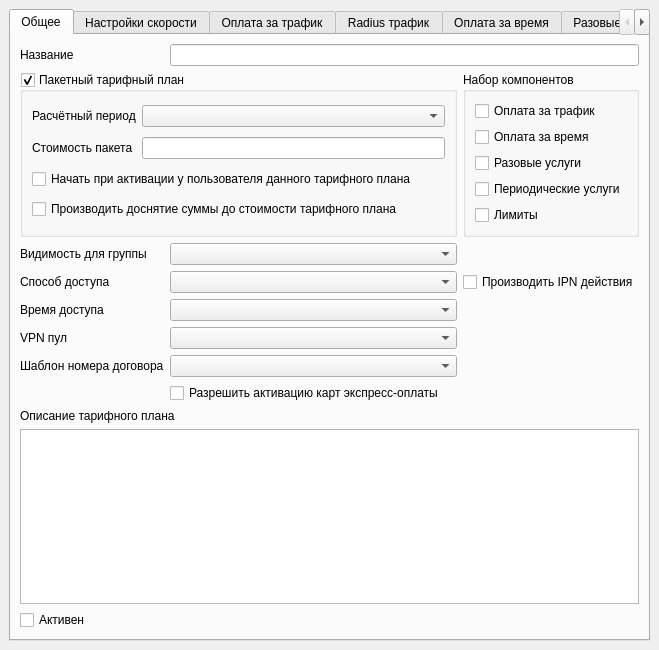
The window that mdi/forms/new_tp_edit.ui (brat002/ExpertBilling) describes before a commit, drawn with Qt 5.
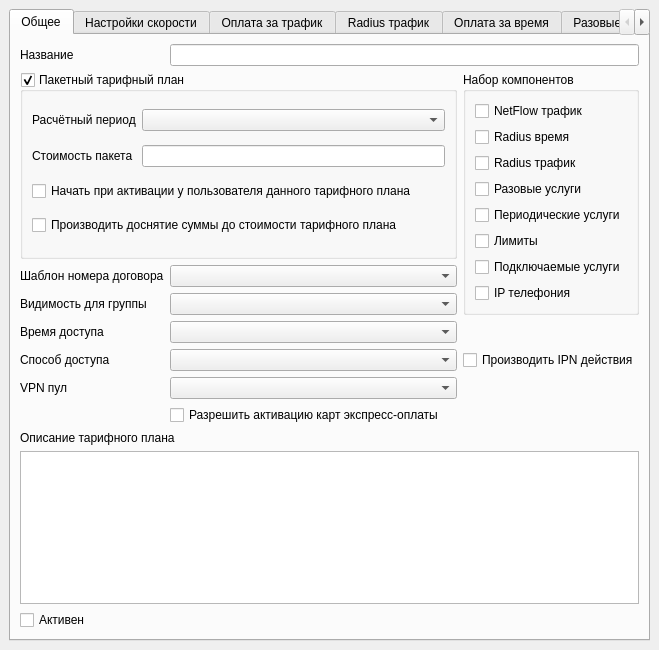
The same window after the commit.

The edit to the form file:
```diff
--- a/mdi/forms/new_tp_edit.ui
+++ b/mdi/forms/new_tp_edit.ui
@@ -17,6 +17,12 @@
    <layout class="QGridLayout" name="gridLayout_2">
     <item row="0" column="0">
      <widget class="QTabWidget" name="tabWidget">
+      <property name="minimumSize">
+       <size>
+        <width>21</width>
+        <height>0</height>
+       </size>
+      </property>
       <property name="layoutDirection">
        <enum>Qt::LeftToRight</enum>
       </property>
@@ -102,7 +108,7 @@
           </layout>
          </widget>
         </item>
-        <item row="1" column="3">
+        <item row="1" column="3" rowspan="3">
          <widget class="QGroupBox" name="components_groupBox">
           <property name="title">
            <string>Набор компонентов</string>
@@ -113,14 +119,21 @@
              <item>
               <widget class="QCheckBox" name="transmit_service_checkbox">
                <property name="text">
-                <string>Оплата за трафик</string>
+                <string>NetFlow трафик</string>
                </property>
               </widget>
              </item>
              <item>
               <widget class="QCheckBox" name="time_access_service_checkbox">
                <property name="text">
-                <string>Оплата за время</string>
+                <string>Radius время</string>
+               </property>
+              </widget>
+             </item>
+             <item>
+              <widget class="QCheckBox" name="time_access_service_checkbox_2">
+               <property name="text">
+                <string>Radius трафик</string>
                </property>
               </widget>
              </item>
@@ -145,32 +158,26 @@
                </property>
               </widget>
              </item>
+             <item>
+              <widget class="QCheckBox" name="checkBox_3">
+               <property name="text">
+                <string>Подключаемые услуги</string>
+               </property>
+              </widget>
+             </item>
+             <item>
+              <widget class="QCheckBox" name="checkBox_4">
+               <property name="text">
+                <string>IP телефония</string>
+               </property>
+              </widget>
+             </item>
             </layout>
            </item>
           </layout>
          </widget>
         </item>
-        <item row="4" column="0">
-         <widget class="QLabel" name="access_type_label">
-          <property name="text">
-           <string>Способ доступа</string>
-          </property>
-         </widget>
-        </item>
-        <item row="4" column="1" colspan="2">
-         <widget class="QComboBox" name="access_type_edit"/>
-        </item>
-        <item row="5" column="0">
-         <widget class="QLabel" name="access_time_label">
-          <property name="text">
-           <string>Время доступа</string>
-          </property>
-         </widget>
-        </item>
-        <item row="5" column="1" colspan="2">
-         <widget class="QComboBox" name="access_time_edit"/>
-        </item>
-        <item row="9" column="0" colspan="3">
+        <item row="10" column="0" colspan="3">
          <widget class="QLabel" name="tarif_description_label">
           <property name="text">
            <string>Описание тарифного плана</string>
@@ -180,62 +187,82 @@
           </property>
          </widget>
         </item>
-        <item row="10" column="0" colspan="4">
+        <item row="11" column="0" colspan="4">
          <widget class="QTextEdit" name="tarif_description_edit">
           <property name="textInteractionFlags">
            <set>Qt::LinksAccessibleByKeyboard|Qt::LinksAccessibleByMouse|Qt::TextBrowserInteraction|Qt::TextEditable|Qt::TextEditorInteraction|Qt::TextSelectableByKeyboard|Qt::TextSelectableByMouse</set>
           </property>
          </widget>
         </item>
-        <item row="11" column="0" colspan="2">
+        <item row="12" column="0" colspan="2">
          <widget class="QCheckBox" name="tarif_status_edit">
           <property name="text">
            <string>Активен</string>
           </property>
          </widget>
         </item>
-        <item row="3" column="1" colspan="2">
-         <widget class="QComboBox" name="access_type_edit_2"/>
+        <item row="5" column="1" colspan="2">
+         <widget class="QComboBox" name="access_type_edit"/>
         </item>
-        <item row="3" column="0">
-         <widget class="QLabel" name="access_type_label_2">
+        <item row="7" column="0">
+         <widget class="QLabel" name="label">
           <property name="text">
-           <string>Видимость для группы</string>
+           <string>VPN пул</string>
           </property>
          </widget>
         </item>
-        <item row="4" column="3">
-         <widget class="QCheckBox" name="checkBox">
+        <item row="5" column="0">
+         <widget class="QLabel" name="access_type_label">
           <property name="text">
-           <string>Производить IPN действия</string>
+           <string>Способ доступа</string>
           </property>
          </widget>
         </item>
-        <item row="8" column="1" colspan="2">
+        <item row="9" column="1" colspan="2">
          <widget class="QCheckBox" name="checkBox_2">
           <property name="text">
            <string>Разрешить активацию карт экспресс-оплаты</string>
           </property>
          </widget>
         </item>
-        <item row="6" column="1" colspan="2">
+        <item row="7" column="1" colspan="2">
          <widget class="QComboBox" name="comboBox"/>
         </item>
-        <item row="6" column="0">
-         <widget class="QLabel" name="label">
+        <item row="5" column="3">
+         <widget class="QCheckBox" name="checkBox">
           <property name="text">
-           <string>VPN пул</string>
+           <string>Производить IPN действия</string>
           </property>
          </widget>
         </item>
-        <item row="7" column="0">
+        <item row="3" column="0">
+         <widget class="QLabel" name="access_type_label_2">
+          <property name="text">
+           <string>Видимость для группы</string>
+          </property>
+         </widget>
+        </item>
+        <item row="3" column="1" colspan="2">
+         <widget class="QComboBox" name="access_type_edit_2"/>
+        </item>
+        <item row="4" column="0">
+         <widget class="QLabel" name="access_time_label">
+          <property name="text">
+           <string>Время доступа</string>
+          </property>
+         </widget>
+        </item>
+        <item row="4" column="1" colspan="2">
+         <widget class="QComboBox" name="access_time_edit"/>
+        </item>
+        <item row="2" column="0">
          <widget class="QLabel" name="label_2">
           <property name="text">
            <string>Шаблон номера договора</string>
           </property>
          </widget>
         </item>
-        <item row="7" column="1" colspan="2">
+        <item row="2" column="1" colspan="2">
          <widget class="QComboBox" name="comboBox_2"/>
         </item>
        </layout>
@@ -525,6 +552,12 @@
            </item>
            <item row="0" column="1">
             <widget class="QToolButton" name="del_traffic_cost_button">
+             <property name="minimumSize">
+              <size>
+               <width>21</width>
+               <height>0</height>
+              </size>
+             </property>
              <property name="text">
               <string>-</string>
              </property>
@@ -1027,6 +1060,12 @@
            </item>
            <item row="0" column="1">
             <widget class="QToolButton" name="del_prepaid_time_button">
+             <property name="minimumSize">
+              <size>
+               <width>21</width>
+               <height>0</height>
+              </size>
+             </property>
              <property name="text">
               <string>-</string>
              </property>
@@ -1117,6 +1156,12 @@
            </item>
            <item row="0" column="1">
             <widget class="QToolButton" name="del_traffic_cost_button_2">
+             <property name="minimumSize">
+              <size>
+               <width>21</width>
+               <height>0</height>
+              </size>
+             </property>
              <property name="text">
               <string>-</string>
              </property>
@@ -1265,6 +1310,12 @@
            </item>
            <item row="0" column="1">
             <widget class="QToolButton" name="del_traffic_cost_button_3">
+             <property name="minimumSize">
+              <size>
+               <width>21</width>
+               <height>0</height>
+              </size>
+             </property>
              <property name="text">
               <string>-</string>
              </property>
@@ -1494,6 +1545,12 @@
            </item>
            <item row="0" column="1">
             <widget class="QToolButton" name="del_periodical_button">
+             <property name="minimumSize">
+              <size>
+               <width>21</width>
+               <height>0</height>
+              </size>
+             </property>
              <property name="text">
               <string>-</string>
              </property>
@@ -1587,6 +1644,12 @@
            </item>
            <item row="0" column="1">
             <widget class="QToolButton" name="del_limit_button">
+             <property name="minimumSize">
+              <size>
+               <width>21</width>
+               <height>0</height>
+              </size>
+             </property>
              <property name="text">
               <string>-</string>
              </property>
@@ -1680,6 +1743,12 @@
            </item>
            <item row="0" column="1">
             <widget class="QToolButton" name="del_limit_button_2">
+             <property name="minimumSize">
+              <size>
+               <width>21</width>
+               <height>0</height>
+              </size>
+             </property>
              <property name="text">
               <string>-</string>
              </property>
```
